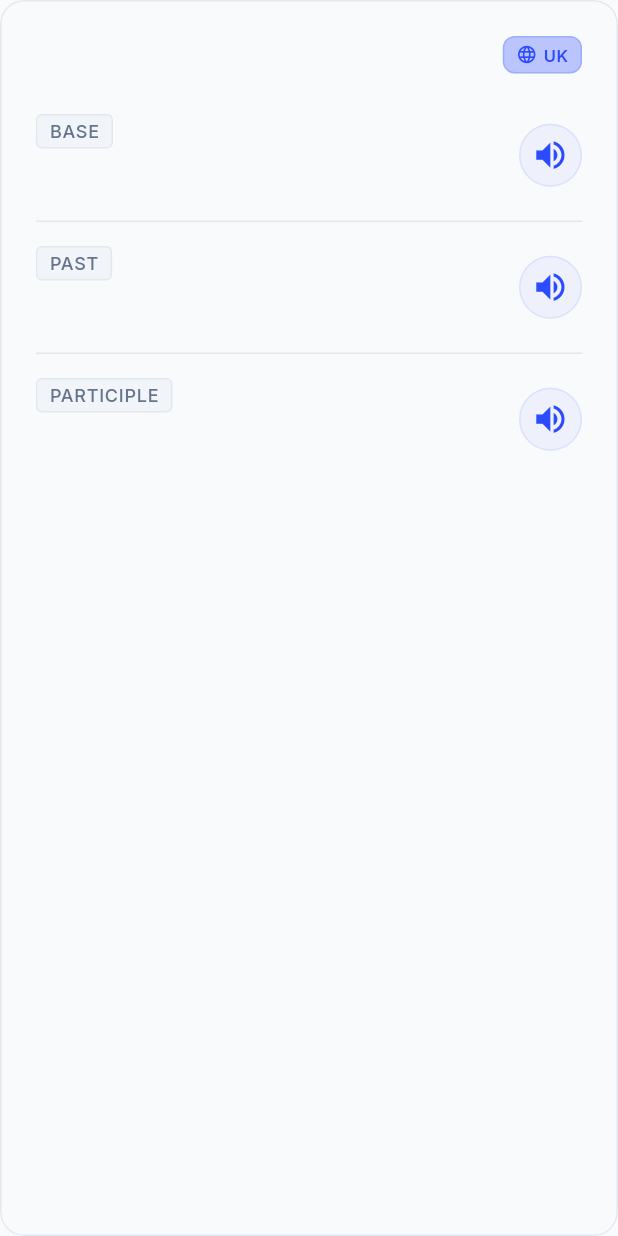
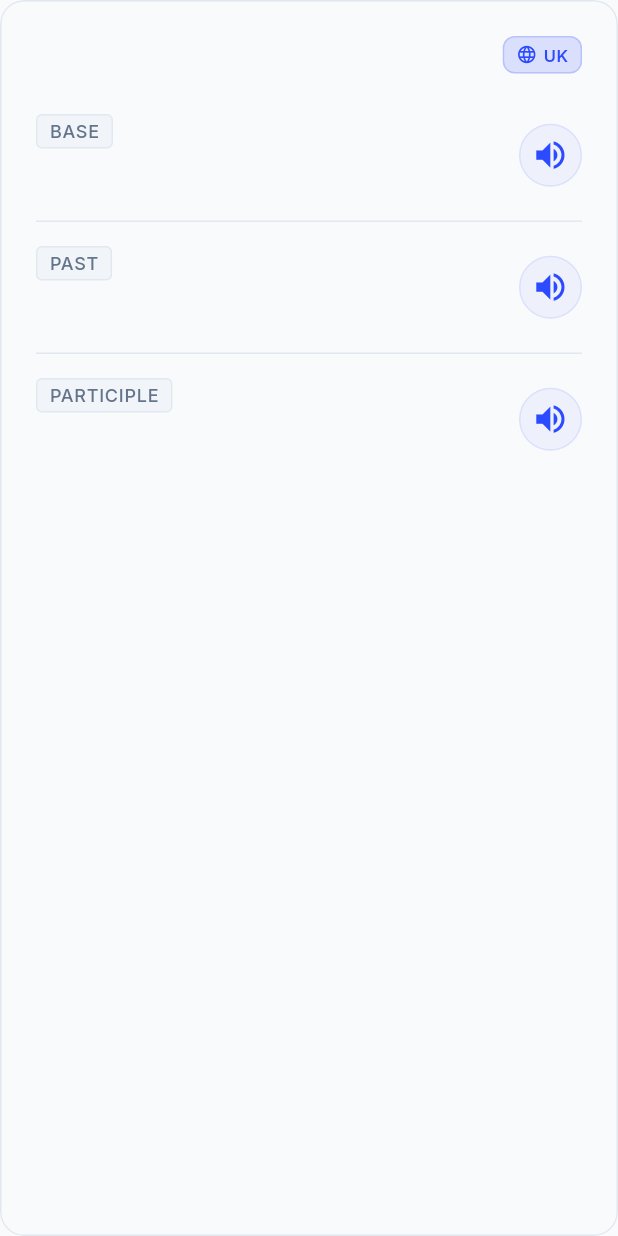
Before and after one commit to abatullu/verblab, a Flutter app: the VerbCard widget shown alone on an empty page, opened directly with empty values, on a phone screen of 412 x 824 dp. Run offline on Flutter 3.47's test engine with Material 3 defaults, Android fonts, the phone set to English and light mode, and no system bars; our stand-ins replace equatable, flutter_riverpod, flutter_tts, go_router, google_fonts, shared_preferences and 1 more; accounts and stored records are empty.

Commit message:
Escondo teclado y mejora badge regional

```diff
--- a/lib/presentation/widgets/verb/verb_card.dart
+++ b/lib/presentation/widgets/verb/verb_card.dart
@@ -131,7 +131,7 @@ class VerbCard extends ConsumerWidget {
     );
   }
 
-  /// Construye un badge para mostrar el dialecto actual (compatible con dark mode)
+  /// Construye un badge para mostrar el dialecto actual con indicador de variantes dialectales
   Widget _buildDialectBadge(
     ThemeData theme,
     String currentDialect,
@@ -139,6 +139,7 @@ class VerbCard extends ConsumerWidget {
   ) {
     final isUS = currentDialect == 'en-US';
     final label = isUS ? 'US' : 'UK';
+    final hasVariants = verb.hasDialectVariants;
 
     return Container(
       padding: EdgeInsets.symmetric(
@@ -146,15 +147,25 @@ class VerbCard extends ConsumerWidget {
         vertical: VerbLabTheme.spacing['xs']!,
       ),
       decoration: BoxDecoration(
-        // Color adaptativo según el tema
+        // Color adaptativo según el tema y si tiene variantes
         color:
-            isDarkMode
-                ? theme.colorScheme.primary.withOpacity(0.2)
-                : theme.colorScheme.primaryContainer.withOpacity(0.3),
+            hasVariants
+                ? (isDarkMode
+                    ? theme.colorScheme.primary.withOpacity(
+                      0.3,
+                    ) // Más intenso si hay variantes
+                    : theme.colorScheme.primary.withOpacity(0.2))
+                : (isDarkMode
+                    ? theme.colorScheme.primary.withOpacity(0.2)
+                    : theme.colorScheme.primaryContainer.withOpacity(0.15)),
         borderRadius: BorderRadius.circular(VerbLabTheme.radius['sm']!),
         border: Border.all(
-          color: theme.colorScheme.primary.withOpacity(0.2),
-          width: 1,
+          // Borde más destacado si hay variantes
+          color:
+              hasVariants
+                  ? theme.colorScheme.primary.withOpacity(0.4)
+                  : theme.colorScheme.primary.withOpacity(0.2),
+          width: hasVariants ? 1.5 : 1,
         ),
       ),
       child: Row(
@@ -166,9 +177,21 @@ class VerbCard extends ConsumerWidget {
             label,
             style: theme.textTheme.labelSmall?.copyWith(
               color: theme.colorScheme.primary,
-              fontWeight: FontWeight.w600,
+              fontWeight: hasVariants ? FontWeight.bold : FontWeight.w600,
             ),
           ),
+          // Indicador visual de variantes dialectales
+          if (hasVariants) ...[
+            SizedBox(width: 2),
+            Container(
+              width: 6,
+              height: 6,
+              decoration: BoxDecoration(
+                shape: BoxShape.circle,
+                color: theme.colorScheme.primary,
+              ),
+            ),
+          ],
         ],
       ),
     );
```
Also changed, not shown: lib/presentation/pages/search_page.dart (+52 -3 lines), lib/presentation/widgets/search/search_bar.dart (+13 -3 lines).
